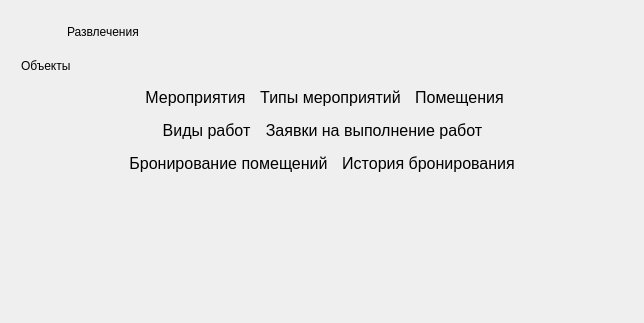
First picture: the form in forms/entertainmentdashboard.ui, repository anastasia-k-o/Management-System, before the edit; both pictures show x 0 to 644 and y 0 to 323 of the 644 by 674 pixel window.
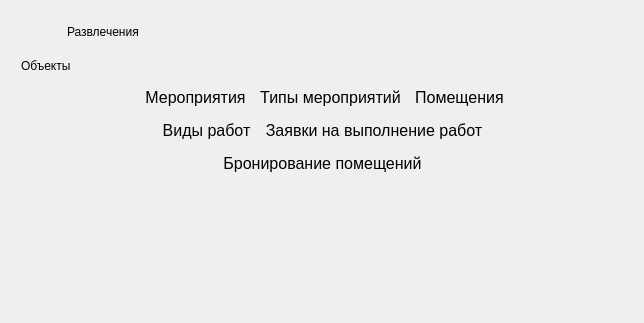
Second picture: the form after the edit. Icons and pictures are not drawn.

What changed in the file:
```diff
--- a/forms/entertainmentdashboard.ui
+++ b/forms/entertainmentdashboard.ui
@@ -335,34 +335,6 @@
          </property>
         </widget>
        </item>
-       <item>
-        <widget class="QPushButton" name="bookingHistory">
-         <property name="sizePolicy">
-          <sizepolicy hsizetype="Fixed" vsizetype="Fixed">
-           <horstretch>0</horstretch>
-           <verstretch>0</verstretch>
-          </sizepolicy>
-         </property>
-         <property name="font">
-          <font>
-           <family>Yu Gothic UI</family>
-           <pointsize>12</pointsize>
-           <weight>50</weight>
-           <italic>false</italic>
-           <bold>false</bold>
-          </font>
-         </property>
-         <property name="styleSheet">
-          <string notr="true">font: 12pt &quot;Yu Gothic UI&quot;;</string>
-         </property>
-         <property name="text">
-          <string>История бронирования</string>
-         </property>
-         <property name="flat">
-          <bool>true</bool>
-         </property>
-        </widget>
-       </item>
        <item>
         <spacer name="horizontalSpacer_6">
          <property name="orientation">
```
